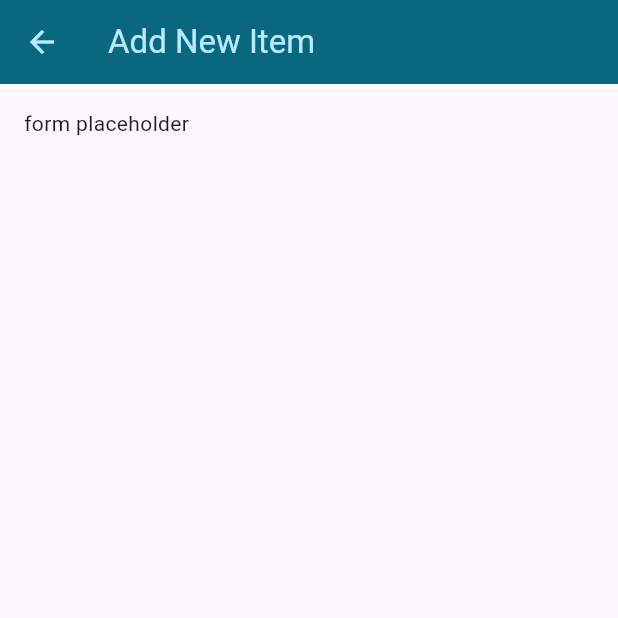
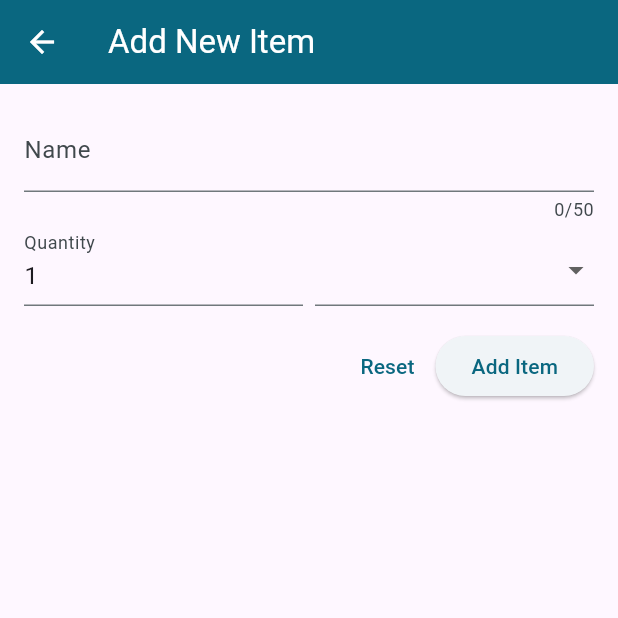
Before and after one commit to elianaferreira/shopping_list, a Flutter app: the NewItemScreen screen opened directly, on a phone screen of 412 x 824 dp, the top half of it. Run offline on Flutter 3.47's test engine with Material 2 defaults, Android fonts, the phone set to English and light mode, and no system bars.

Commit message:
added form with validators for NewItem Screen

```diff
--- a/lib/main.dart
+++ b/lib/main.dart
@@ -6,7 +6,7 @@ final theme = ThemeData.light(useMaterial3: true).copyWith(
     colorScheme: kColorScheme,
     appBarTheme: const AppBarTheme().copyWith(
       backgroundColor: kColorScheme.primary,
-      foregroundColor: kColorScheme.primaryContainer,
+      foregroundColor: kColorScheme.onPrimary,
     ));
 
 void main() {
--- a/lib/screens/new_item.dart
+++ b/lib/screens/new_item.dart
@@ -1,4 +1,5 @@
 import 'package:flutter/material.dart';
+import 'package:shopping_list/data/categories.dart';
 
 import 'package:shopping_list/utils/dimens.dart';
 
@@ -12,13 +13,95 @@ class NewItemScreen extends StatefulWidget {
 }
 
 class _NewItemState extends State<NewItemScreen> {
+  final _formKey = GlobalKey<FormState>();
+
+  void _saveItem() {
+    _formKey.currentState!.validate();
+  }
+
   @override
   Widget build(BuildContext context) {
     return Scaffold(
       appBar: AppBar(title: const Text('Add New Item')),
-      body: const Padding(
-        padding: EdgeInsets.all(Dimens.padding),
-        child: Text('form placeholder'),
+      body: Padding(
+        padding: const EdgeInsets.all(Dimens.padding),
+        child: Form(
+          key: _formKey,
+          child: Column(
+            children: [
+              TextFormField(
+                maxLength: 50,
+                decoration: const InputDecoration(
+                  label: Text('Name'),
+                ),
+                validator: (value) {
+                  if (value == null ||
+                      value.isEmpty ||
+                      value.trim().length <= 1) {
+                    return 'Must be between 1 and 50 characters.';
+                  }
+                  return null;
+                },
+              ),
+              Row(
+                crossAxisAlignment: CrossAxisAlignment.end,
+                children: [
+                  Expanded(
+                    child: TextFormField(
+                        keyboardType: TextInputType.number,
+                        decoration:
+                            const InputDecoration(label: Text('Quantity')),
+                        initialValue: '1',
+                        validator: (value) {
+                          if (value == null ||
+                              value.isEmpty ||
+                              int.tryParse(value) == null ||
+                              int.tryParse(value)! <= 0) {
+                            return 'Must be a valid positive number.';
+                          }
+                          return null;
+                        }),
+                  ),
+                  const SizedBox(width: Dimens.paddingMedium),
+                  Expanded(
+                    child: DropdownButtonFormField(
+                      items: [
+                        for (final category in categories.entries)
+                          DropdownMenuItem(
+                            value: category.value,
+                            child: Row(
+                              children: [
+                                Container(
+                                    color: category.value.color,
+                                    height: Dimens.itemIconSizeMedium,
+                                    width: Dimens.itemIconSizeMedium),
+                                const SizedBox(width: Dimens.paddingMedium),
+                                Text(category.value.title)
+                              ],
+                            ),
+                          )
+                      ],
+                      onChanged: (value) {},
+                    ),
+                  )
+                ],
+              ),
+              const SizedBox(height: Dimens.padding),
+              Row(
+                mainAxisAlignment: MainAxisAlignment.end,
+                children: [
+                  TextButton(
+                      onPressed: () {
+                        _formKey.currentState!.reset();
+                      },
+                      child: const Text('Reset')),
+                  ElevatedButton(
+                      onPressed: _saveItem, child: const Text('Add Item'))
+                ],
+              )
+            ],
+          ),
+        ),
       ),
     );
   }
--- a/lib/utils/dimens.dart
+++ b/lib/utils/dimens.dart
@@ -1,4 +1,6 @@
 class Dimens {
   static const double itemIconSize = 24;
+  static const double itemIconSizeMedium = 16;
   static const double padding = 16;
+  static const double paddingMedium = 8;
 }
```
